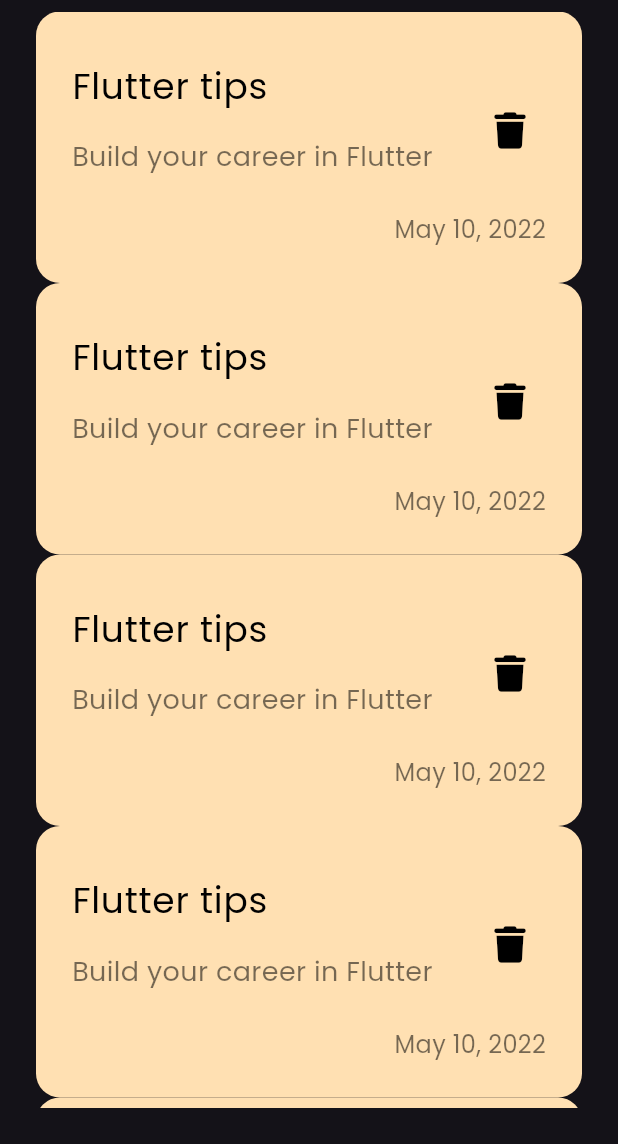
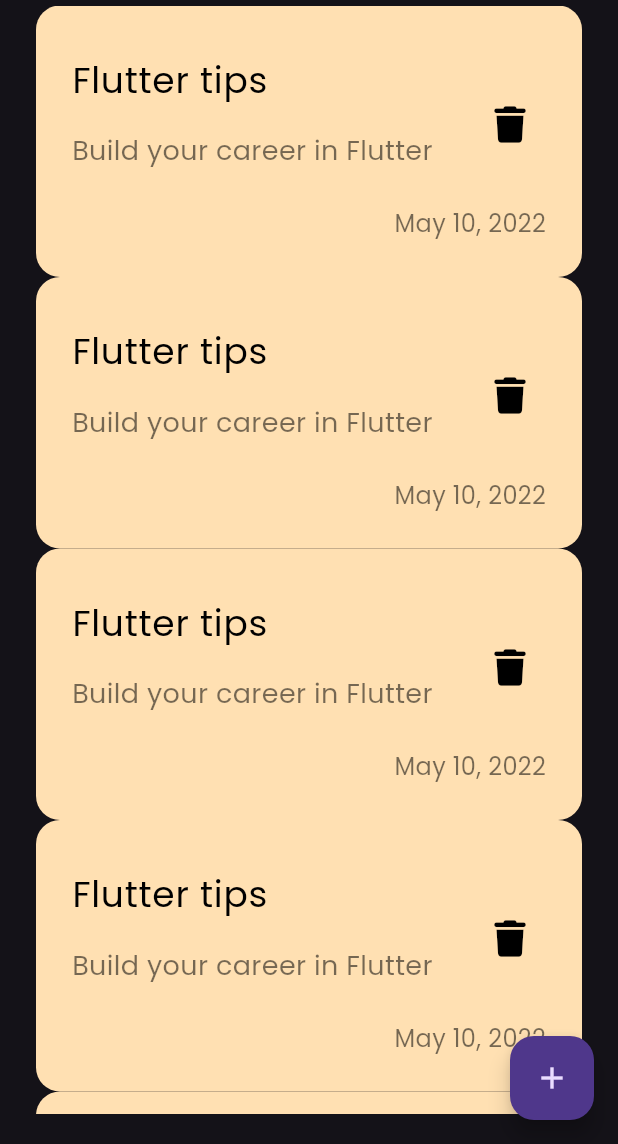
Before and after one commit to mohamed-eid-f/notes, a Flutter app: the screen it shows after launch, on a phone screen of 412 x 824 dp, the part 92-1236 px from its top. Run offline on Flutter 3.47's test engine with Material 3 defaults, Android fonts, the phone set to English and light mode, and no system bars; our stand-ins replace font_awesome_flutter.

Commit message:
add floating action button

```diff
--- a/lib/pages/home_page.dart
+++ b/lib/pages/home_page.dart
@@ -6,8 +6,12 @@ class HomePage extends StatelessWidget {
   const HomePage({super.key});
   @override
   Widget build(BuildContext context) {
-    return const Scaffold(
-      body: NotesBodyWidget(),
+    return Scaffold(
+      body: const NotesBodyWidget(),
+      floatingActionButton: FloatingActionButton(
+        onPressed: () {},
+        child: const Icon(Icons.add),
+      ),
     );
   }
 }
--- a/lib/widgets/notes_body_widget.dart
+++ b/lib/widgets/notes_body_widget.dart
@@ -19,7 +19,7 @@ class NotesBodyWidget extends StatelessWidget {
             CustomAppbarWidget(),
             Expanded(
               child: Padding(
-                padding: EdgeInsets.symmetric(vertical: 8.0),
+                padding: EdgeInsets.symmetric(vertical: 4.0),
                 child: NotesListView(),
               ),
             ),
```
